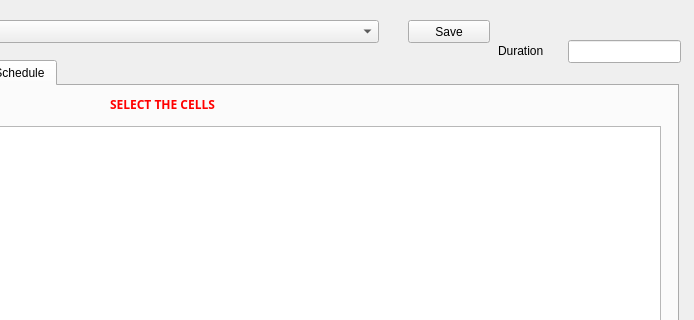
This is Schule/createschulegroupdialog.ui in MrRisoni/Gauss as Qt 5 draws it before an edit; both pictures show x 182 to 876 and y 0 to 320 of the 876 by 658 pixel window. The edited form follows.
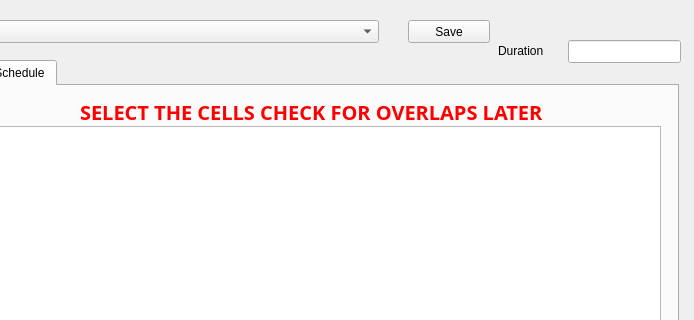
This is the edited form.

Diff of the .ui file:
```diff
--- a/Schule/createschulegroupdialog.ui
+++ b/Schule/createschulegroupdialog.ui
@@ -168,10 +168,10 @@
     <widget class="QLabel" name="label_3">
      <property name="geometry">
       <rect>
-       <x>280</x>
+       <x>250</x>
        <y>10</y>
-       <width>481</width>
-       <height>16</height>
+       <width>511</width>
+       <height>31</height>
       </rect>
      </property>
      <property name="palette">
@@ -214,12 +214,13 @@
      <property name="font">
       <font>
        <family>STIX</family>
+       <pointsize>15</pointsize>
        <weight>75</weight>
        <bold>true</bold>
       </font>
      </property>
      <property name="text">
-      <string>SELECT THE CELLS</string>
+      <string>SELECT THE CELLS CHECK FOR OVERLAPS LATER</string>
      </property>
     </widget>
    </widget>
```
